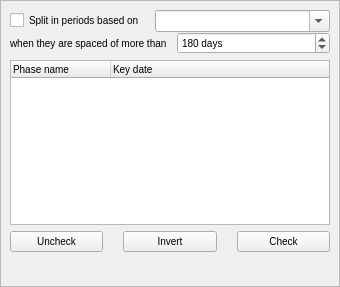
Before: the Qt Designer form core/phases.ui in Rekall/Rekall, drawn with Qt 5.
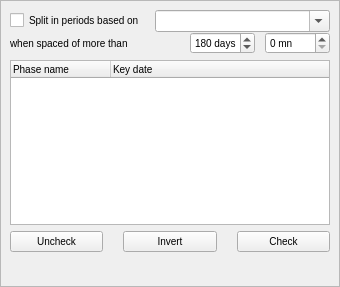
After: the same form once the commit is applied.

The edit to the form file:
```diff
--- a/core/phases.ui
+++ b/core/phases.ui
@@ -49,6 +49,9 @@
         <property name="spacing">
          <number>0</number>
         </property>
+        <property name="bottomMargin">
+         <number>0</number>
+        </property>
         <item>
          <layout class="QHBoxLayout" name="horizontalLayout_3" stretch="0,1">
           <property name="spacing">
@@ -71,7 +74,7 @@
          </layout>
         </item>
         <item>
-         <layout class="QHBoxLayout" name="horizontalLayout" stretch="0,1">
+         <layout class="QHBoxLayout" name="horizontalLayout" stretch="0,1,0">
           <property name="spacing">
            <number>10</number>
           </property>
@@ -84,15 +87,24 @@
              </size>
             </property>
             <property name="text">
-             <string>when they are spaced of more than</string>
+             <string>when spaced of more than</string>
             </property>
            </widget>
           </item>
           <item>
            <widget class="QSpinBox" name="daysTo">
+            <property name="maximumSize">
+             <size>
+              <width>65</width>
+              <height>16777215</height>
+             </size>
+            </property>
             <property name="suffix">
              <string> days</string>
             </property>
+            <property name="minimum">
+             <number>0</number>
+            </property>
             <property name="maximum">
              <number>999999</number>
             </property>
@@ -101,6 +113,35 @@
             </property>
            </widget>
           </item>
+          <item>
+           <widget class="QSpinBox" name="minsTo">
+            <property name="maximumSize">
+             <size>
+              <width>65</width>
+              <height>16777215</height>
+             </size>
+            </property>
+            <property name="suffix">
+             <string> mn</string>
+            </property>
+            <property name="minimum">
+             <number>0</number>
+            </property>
+            <property name="maximum">
+             <number>999999</number>
+            </property>
+            <property name="value">
+             <number>0</number>
+            </property>
+           </widget>
+          </item>
+         </layout>
+        </item>
+        <item>
+         <layout class="QHBoxLayout" name="horizontalLayout_5">
+          <property name="spacing">
+           <number>10</number>
+          </property>
          </layout>
         </item>
        </layout>
```
Left out of the diff: 24 changed lines with no effect on the pictures.
